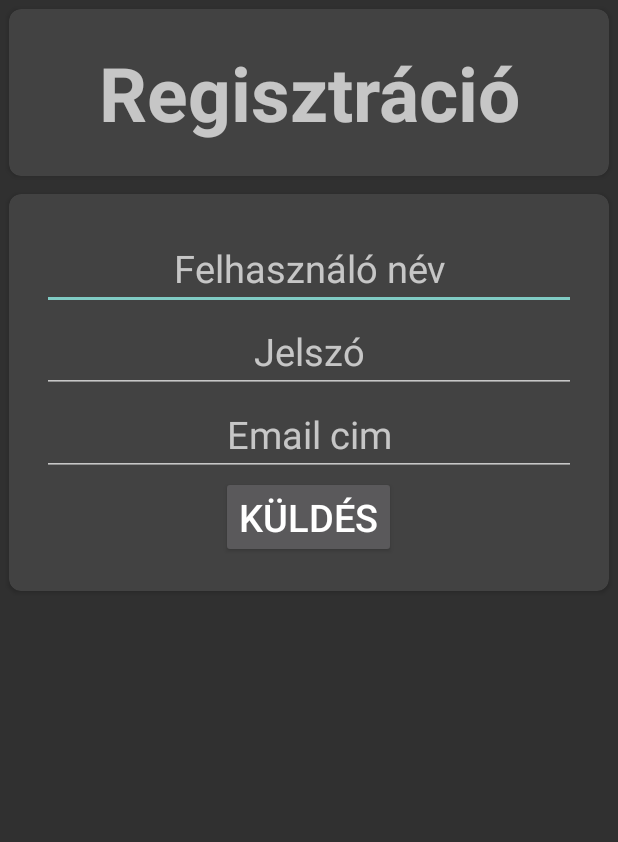
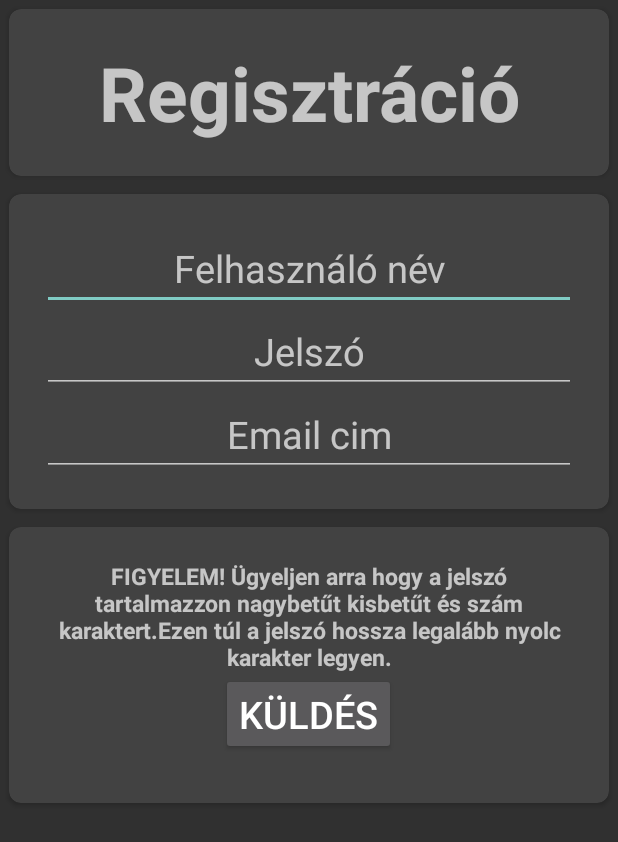
Before and after one commit to BGeri12/Zarodolgozat_Fly_Through, an Android app: the screen it shows after launch (RegistracioActivity), after a tap on "REGISZTRÁCIÓ", on a phone screen of 412 x 824 dp. Shown: the top 842 px of the screen. Run offline under Robolectric (Android 15) with nearby library versions, the light colour scheme and no system bars; our stand-ins replace Firebase (no records; nobody signed in at launch, a user with empty details on screens opened directly).

Commit message:
Email jelszó-val való bejelentkezés.RegisztracioActivivty finomítás.

```diff
--- a/app/src/main/java/com/example/zarodolgozat_fly_through/MainActivity.java
+++ b/app/src/main/java/com/example/zarodolgozat_fly_through/MainActivity.java
@@ -1,5 +1,6 @@
 package com.example.zarodolgozat_fly_through;
 
+import androidx.annotation.NonNull;
 import androidx.appcompat.app.AppCompatActivity;
 
 import android.content.Intent;
@@ -10,10 +11,18 @@ import android.widget.Button;
 import android.widget.EditText;
 import android.widget.Toast;
 
+import com.google.android.gms.tasks.OnCompleteListener;
+import com.google.android.gms.tasks.Task;
+import com.google.firebase.auth.AuthResult;
+import com.google.firebase.auth.FirebaseAuth;
+import com.google.firebase.auth.FirebaseUser;
+
 public class MainActivity extends AppCompatActivity {
 
-    private EditText et_felhasznaloNev,et_jelszo;
+    private EditText et_email,et_jelszo;
     private Button btn_bejelentkezes,btn_regisztracio;
+
+    private FirebaseAuth mAuth;
 
     @Override
     protected void onCreate(Bundle savedInstanceState) {
@@ -45,12 +54,36 @@ public class MainActivity extends AppCompatActivity {
             @Override
             public void onClick(View v) {
 
-                if (et_felhasznaloNev.getText().toString().isEmpty() || et_jelszo.getText().toString().isEmpty()) {
+                if (et_email.getText().toString().isEmpty() || et_jelszo.getText().toString().isEmpty()) {
                     Toast.makeText(MainActivity.this, "Minden mezőt ki kell tölteni", Toast.LENGTH_SHORT).show();
                 } else {
-                    Intent intent = new Intent(MainActivity.this, JatekActivity.class);
-                    startActivity(intent);
-                    finish();
+                    mAuth.signInWithEmailAndPassword(et_email.getText().toString(),et_jelszo.getText().toString())
+                            .addOnCompleteListener(MainActivity.this, new OnCompleteListener<AuthResult>() {
+                                @Override
+                                public void onComplete(@NonNull Task<AuthResult> task) {
+                                    if (task.isSuccessful())
+                                    {
+                                        FirebaseUser user = mAuth.getCurrentUser();
+                                        if (!user.isEmailVerified())
+                                        {
+                                            user.sendEmailVerification().addOnCompleteListener(new OnCompleteListener<Void>() {
+                                                @Override
+                                                public void onComplete(@NonNull Task<Void> task) {
+                                                    Toast.makeText(MainActivity.this, "Erősítsd meg az emailed", Toast.LENGTH_SHORT).show();
+                                                }
+                                            });
+                                        }else
+                                        {
+                                            Toast.makeText(MainActivity.this, "Sikeres bejelentkezés " + user.getEmail(), Toast.LENGTH_SHORT).show();
+                                            Intent intent = new Intent(MainActivity.this, JatekActivity.class);
+                                            startActivity(intent);
+                                            finish();
+                                        }
+                                    }
+                                    else
+                                        Toast.makeText(MainActivity.this, "Hibás email cím vagy jelszo!", Toast.LENGTH_SHORT).show();
+                                }
+                            });
                 }
             }
         });
@@ -58,9 +91,11 @@ public class MainActivity extends AppCompatActivity {
 
     private void init() {
 
-        et_felhasznaloNev = findViewById(R.id.editBejelentUserName);
+        et_email = findViewById(R.id.editBejelentEmail);
         et_jelszo = findViewById(R.id.editBejelentPassword);
         btn_bejelentkezes = findViewById(R.id.buttonBejelent);
         btn_regisztracio = findViewById(R.id.buttonAtIranyitRegisztracio);
+
+        mAuth = FirebaseAuth.getInstance();
     }
 }
--- a/app/src/main/res/layout/activity_main.xml
+++ b/app/src/main/res/layout/activity_main.xml
@@ -53,11 +53,11 @@
         >
 
         <EditText
-            android:id="@+id/editBejelentUserName"
+            android:id="@+id/editBejelentEmail"
             android:layout_width="match_parent"
             android:layout_height="wrap_content"
             android:layout_gravity="center_horizontal"
-            android:hint="Felhasználó név"
+            android:hint="Email cím"
             android:textAlignment="center"
             android:textSize="25sp" />
 
--- a/app/src/main/res/layout/activity_registracio.xml
+++ b/app/src/main/res/layout/activity_registracio.xml
@@ -79,6 +79,34 @@
                 android:layout_gravity="center_horizontal"
                 android:inputType="textEmailAddress"/>
 
+        </LinearLayout>
+    </androidx.cardview.widget.CardView>
+
+    <androidx.cardview.widget.CardView
+        android:layout_width="match_parent"
+        android:layout_height="wrap_content"
+        android:layout_margin="6dp"
+        app:cardCornerRadius="8dp"
+        app:contentPadding="6dp"
+        android:id="@+id/RegharmadikCardView"
+        android:layout_below="@+id/RegmasodikCardView">
+
+        <LinearLayout
+            android:layout_width="match_parent"
+            android:layout_height="match_parent"
+            android:orientation="vertical"
+            android:padding="16dp"
+            android:layout_marginBottom="10dp">
+
+            <TextView
+                android:layout_width="match_parent"
+                android:layout_height="wrap_content"
+                android:text="FIGYELEM! Ügyeljen arra hogy a jelszó tartalmazzon nagybetűt kisbetűt és szám karaktert.Ezen túl a jelszó hossza legalább nyolc karakter legyen."
+                android:textSize="15dp"
+                android:gravity="center"
+                android:textStyle="bold">
+            </TextView>
+
             <Button
                 android:layout_width="wrap_content"
                 android:layout_height="wrap_content"
@@ -88,6 +116,7 @@
                 android:textSize="25sp"/>
 
         </LinearLayout>
+
     </androidx.cardview.widget.CardView>
 
 
@@ -96,4 +125,7 @@
 
 
 
+
+
+
 </RelativeLayout>
```
